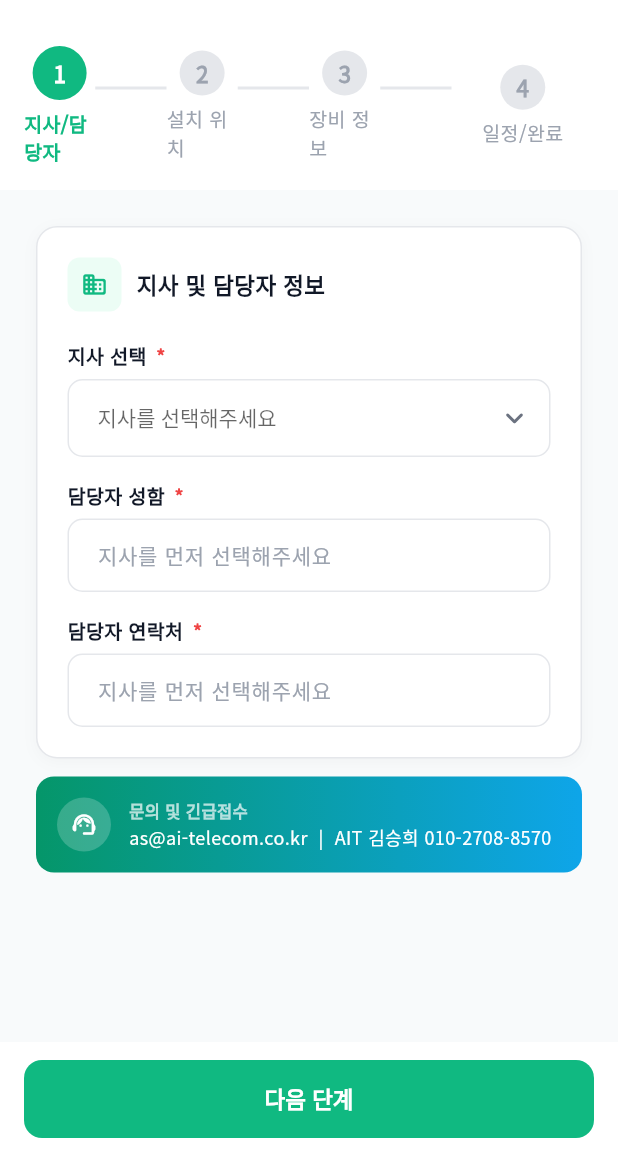
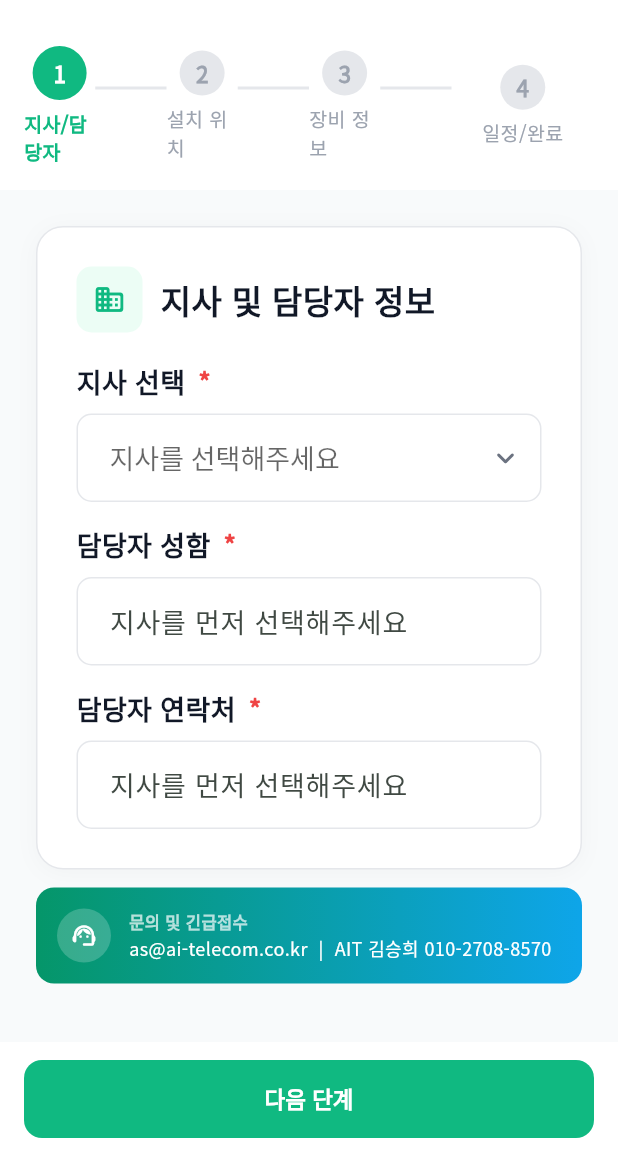
Before and after one commit to ait-maker/modem-install-form, a Flutter app: the RegistrationFormScreen screen opened directly, on a phone screen of 412 x 824 dp, the part 62-1236 px from its top. Run offline on Flutter 3.47's test engine with Material 3 defaults, Android fonts, the phone set to English and light mode, and no system bars; our stand-ins replace cloud_firestore, firebase_core, google_fonts, shared_preferences, web; missing offline and left inert: dart:js_interop; accounts and stored records are empty.

Commit message:
fix: common_widgets 전체 AppResponsive 적용 (SectionHeader/FieldLabel/AppTextField/AppDropdown/StatCard/InfoRow/SectionCard)

```diff
--- a/lib/widgets/common_widgets.dart
+++ b/lib/widgets/common_widgets.dart
@@ -1,6 +1,7 @@
 import 'package:flutter/material.dart';
 import 'package:flutter/services.dart';
 import '../theme/app_theme.dart';
+import '../theme/app_responsive.dart';
 import '../models/installation_request.dart';
 
 // ─── 섹션 헤더 ───────────────────────────────────────────────────────────────
@@ -12,25 +13,27 @@ class SectionHeader extends StatelessWidget {
 
   @override
   Widget build(BuildContext context) {
+    final rp = AppResponsive.of(context);
+    final boxSize = rp.isWide ? 44.0 : 36.0;
     return Row(
       children: [
         Container(
-          width: 36, height: 36,
+          width: boxSize, height: boxSize,
           decoration: BoxDecoration(
             color: AppTheme.primaryLighter,
-            borderRadius: BorderRadius.circular(8),
+            borderRadius: BorderRadius.circular(rp.isWide ? 10 : 8),
           ),
-          child: Icon(icon, size: 18, color: AppTheme.primary),
+          child: Icon(icon, size: rp.isWide ? 22 : 18, color: AppTheme.primary),
         ),
-        const SizedBox(width: 10),
+        SizedBox(width: rp.spaceSm),
         Column(
           crossAxisAlignment: CrossAxisAlignment.start,
           children: [
-            Text(title, style: const TextStyle(
-              fontSize: 15, fontWeight: FontWeight.w700, color: AppTheme.textPrimary)),
+            Text(title, style: TextStyle(
+              fontSize: rp.fontLg, fontWeight: FontWeight.w700, color: AppTheme.textPrimary)),
             if (subtitle != null)
-              Text(subtitle!, style: const TextStyle(
-                fontSize: 12, color: AppTheme.textSecondary)),
+              Text(subtitle!, style: TextStyle(
+                fontSize: rp.fontSm, color: AppTheme.textSecondary)),
           ],
         ),
       ],
@@ -46,15 +49,16 @@ class FieldLabel extends StatelessWidget {
 
   @override
   Widget build(BuildContext context) {
+    final rp = AppResponsive.of(context);
     return Padding(
-      padding: const EdgeInsets.only(bottom: 6),
+      padding: EdgeInsets.only(bottom: rp.isWide ? 8 : 6),
       child: Row(
         children: [
-          Text(label, style: const TextStyle(
-            fontSize: 13, fontWeight: FontWeight.w600, color: AppTheme.textPrimary)),
+          Text(label, style: TextStyle(
+            fontSize: rp.fontMd, fontWeight: FontWeight.w600, color: AppTheme.textPrimary)),
           if (required)
-            const Text('  *', style: TextStyle(
-              fontSize: 13, fontWeight: FontWeight.w700, color: AppTheme.error)),
+            Text('  *', style: TextStyle(
+              fontSize: rp.fontMd, fontWeight: FontWeight.w700, color: AppTheme.error)),
         ],
       ),
     );
@@ -92,6 +96,7 @@ class AppTextField extends StatelessWidget {
 
   @override
   Widget build(BuildContext context) {
+    final rp = AppResponsive.of(context);
     return TextFormField(
       controller: controller,
       initialValue: controller == null ? initialValue : null,
@@ -102,10 +107,15 @@ class AppTextField extends StatelessWidget {
       readOnly: readOnly,
       onTap: onTap,
       onChanged: onChanged,
-      style: const TextStyle(fontSize: 14, color: AppTheme.textPrimary),
+      style: TextStyle(fontSize: rp.fontMd, color: AppTheme.textPrimary),
       decoration: InputDecoration(
         hintText: hintText,
+        hintStyle: TextStyle(fontSize: rp.fontMd),
         suffixIcon: suffixIcon,
+        contentPadding: EdgeInsets.symmetric(
+          horizontal: rp.isWide ? 18 : 14,
+          vertical: rp.isWide ? 16 : 12,
+        ),
       ),
     );
   }
@@ -132,17 +142,26 @@ class AppDropdown<T> extends StatelessWidget {
 
   @override
   Widget build(BuildContext context) {
+    final rp = AppResponsive.of(context);
     return DropdownButtonFormField<T>(
       // ignore: deprecated_member_use
       value: value,
       validator: validator,
       isExpanded: true,
-      icon: const Icon(Icons.keyboard_arrow_down_rounded, color: AppTheme.textSecondary),
-      decoration: InputDecoration(hintText: hintText),
-      style: const TextStyle(fontSize: 14, color: AppTheme.textPrimary),
+      icon: Icon(Icons.keyboard_arrow_down_rounded,
+          size: rp.isWide ? 24 : 20, color: AppTheme.textSecondary),
+      decoration: InputDecoration(
+        hintText: hintText,
+        hintStyle: TextStyle(fontSize: rp.fontMd),
+        contentPadding: EdgeInsets.symmetric(
+          horizontal: rp.isWide ? 18 : 14,
+          vertical: rp.isWide ? 16 : 12,
+        ),
+      ),
+      style: TextStyle(fontSize: rp.fontMd, color: AppTheme.textPrimary),
       items: items.map((item) => DropdownMenuItem<T>(
         value: item,
-        child: Text(itemLabel(item)),
+        child: Text(itemLabel(item), style: TextStyle(fontSize: rp.fontMd)),
       )).toList(),
       onChanged: onChanged,
     );
@@ -190,10 +209,13 @@ class StatusBadge extends StatelessWidget {
 
   @override
   Widget build(BuildContext context) {
-    final fs = small ? 11.0 : 12.0;
-    final iconSize = small ? 12.0 : 14.0;
+    final rp = AppResponsive.of(context);
+    final fs = small ? rp.fontXs : rp.fontSm;
+    final iconSize = small ? rp.fontSm : rp.fontMd;
+    final padH = small ? (rp.isWide ? 10.0 : 8.0) : (rp.isWide ? 12.0 : 10.0);
+    final padV = small ? (rp.isWide ? 4.0 : 3.0) : (rp.isWide ? 6.0 : 5.0);
     return Container(
-      padding: EdgeInsets.symmetric(horizontal: small ? 8 : 10, vertical: small ? 3 : 5),
+      padding: EdgeInsets.symmetric(horizontal: padH, vertical: padV),
       decoration: BoxDecoration(color: _bg, borderRadius: BorderRadius.circular(20)),
       child: Row(
         mainAxisSize: MainAxisSize.min,
@@ -215,7 +237,6 @@ class StatCard extends StatelessWidget {
   final Color color;
   final IconData icon;
   final VoidCallback? onTap;
-  /// 숫자 뒤에 붙는 단위 (예: '%', '건')
   final String? suffix;
 
   const StatCard({
@@ -230,14 +251,23 @@ class StatCard extends StatelessWidget {
 
   @override
   Widget build(BuildContext context) {
+    final rp = AppResponsive.of(context);
+    final boxSize = rp.isWide ? 48.0 : 36.0;
     return GestureDetector(
       onTap: onTap,
       child: Container(
-        padding: const EdgeInsets.all(16),
+        padding: rp.paddingCard,
         decoration: BoxDecoration(
           color: AppTheme.surface,
-          borderRadius: BorderRadius.circular(12),
+          borderRadius: BorderRadius.circular(rp.cardRadius),
           border: Border.all(color: AppTheme.border),
+          boxShadow: [
+            BoxShadow(
+              color: color.withValues(alpha: 0.06),
+              blurRadius: rp.isWide ? 10 : 6,
+              offset: const Offset(0, 2),
+            ),
+          ],
         ),
         child: Column(
           crossAxisAlignment: CrossAxisAlignment.start,
@@ -245,34 +275,35 @@ class StatCard extends StatelessWidget {
             Row(
               children: [
                 Container(
-                  width: 36, height: 36,
+                  width: boxSize, height: boxSize,
                   decoration: BoxDecoration(
                     color: color.withValues(alpha: 0.1),
-                    borderRadius: BorderRadius.circular(8),
+                    borderRadius: BorderRadius.circular(rp.isWide ? 12 : 8),
                   ),
-                  child: Icon(icon, size: 18, color: color),
+                  child: Icon(icon, size: rp.isWide ? 24 : 18, color: color),
                 ),
                 const Spacer(),
-                Icon(Icons.chevron_right_rounded, size: 16, color: color.withValues(alpha: 0.5)),
+                Icon(Icons.chevron_right_rounded,
+                    size: rp.isWide ? 20 : 16, color: color.withValues(alpha: 0.5)),
               ],
             ),
-            const SizedBox(height: 12),
+            SizedBox(height: rp.spaceMd),
             Row(
               crossAxisAlignment: CrossAxisAlignment.end,
               children: [
                 Text('$count', style: TextStyle(
-                  fontSize: 28, fontWeight: FontWeight.w800, color: color)),
+                  fontSize: rp.kpiValueFont, fontWeight: FontWeight.w800, color: color)),
                 if (suffix != null)
                   Padding(
-                    padding: const EdgeInsets.only(bottom: 4, left: 2),
+                    padding: EdgeInsets.only(bottom: rp.isWide ? 5 : 4, left: 2),
                     child: Text(suffix!, style: TextStyle(
-                      fontSize: 14, fontWeight: FontWeight.w700, color: color)),
+                      fontSize: rp.fontMd, fontWeight: FontWeight.w700, color: color)),
                   ),
               ],
             ),
-            const SizedBox(height: 2),
-            Text(label, style: const TextStyle(
-              fontSize: 12, color: AppTheme.textSecondary, fontWeight: FontWeight.w500)),
+            SizedBox(height: rp.isWide ? 4 : 2),
+            Text(label, style: TextStyle(
+              fontSize: rp.kpiLabelFont, color: AppTheme.textSecondary, fontWeight: FontWeight.w500)),
           ],
         ),
       ),
@@ -290,19 +321,20 @@ class InfoRow extends StatelessWidget {
 
   @override
   Widget build(BuildContext context) {
+    final rp = AppResponsive.of(context);
     return Padding(
-      padding: const EdgeInsets.symmetric(vertical: 8),
+      padding: EdgeInsets.symmetric(vertical: rp.isWide ? 10 : 8),
       child: Row(
         crossAxisAlignment: CrossAxisAlignment.start,
         children: [
           SizedBox(
-            width: 120,
-            child: Text(label, style: const TextStyle(
-              fontSize: 13, color: AppTheme.textSecondary, fontWeight: FontWeight.w500)),
+            width: rp.isWide ? 150 : 120,
+            child: Text(label, style: TextStyle(
+              fontSize: rp.fontMd, color: AppTheme.textSecondary, fontWeight: FontWeight.w500)),
           ),
           Expanded(
             child: Text(value, style: TextStyle(
-              fontSize: 13,
+              fontSize: rp.fontMd,
               color: highlight ? AppTheme.primary : AppTheme.textPrimary,
               fontWeight: highlight ? FontWeight.w700 : FontWeight.w500)),
           ),
@@ -321,17 +353,19 @@ class SectionCard extends StatelessWidget {
 
   @override
   Widget build(BuildContext context) {
+    final rp = AppResponsive.of(context);
     return Container(
       width: double.infinity,
-      padding: padding ?? const EdgeInsets.all(20),
+      padding: padding ?? EdgeInsets.all(rp.isWide ? 26 : 20),
       decoration: BoxDecoration(
         color: AppTheme.surface,
-        borderRadius: BorderRadius.circular(14),
+        borderRadius: BorderRadius.circular(rp.cardRadius),
         border: Border.all(color: AppTheme.border),
         boxShadow: [
           BoxShadow(
             color: Colors.black.withValues(alpha: 0.03),
-            blurRadius: 8, offset: const Offset(0, 2)),
+            blurRadius: rp.isWide ? 12 : 8,
+            offset: const Offset(0, 2)),
         ],
       ),
       child: child,
@@ -354,25 +388,27 @@ class EmptyStateWidget extends StatelessWidget {
 
   @override
   Widget build(BuildContext context) {
+    final rp = AppResponsive.of(context);
+    final boxSize = rp.isWide ? 100.0 : 80.0;
     return Center(
       child: Column(
         mainAxisAlignment: MainAxisAlignment.center,
         children: [
           Container(
-            width: 80, height: 80,
+            width: boxSize, height: boxSize,
             decoration: BoxDecoration(
               color: AppTheme.primaryLighter,
               shape: BoxShape.circle,
             ),
-            child: Icon(icon, size: 36, color: AppTheme.primary),
+            child: Icon(icon, size: rp.isWide ? 44 : 36, color: AppTheme.primary),
           ),
-          const SizedBox(height: 16),
-          Text(message, style: const TextStyle(
-            fontSize: 15, fontWeight: FontWeight.w600, color: AppTheme.textPrimary)),
+          SizedBox(height: rp.spaceMd),
+          Text(message, style: TextStyle(
+            fontSize: rp.fontLg, fontWeight: FontWeight.w600, color: AppTheme.textPrimary)),
           if (subMessage != null) ...[
-            const SizedBox(height: 6),
+            SizedBox(height: rp.spaceSm),
             Text(subMessage!, textAlign: TextAlign.center,
-              style: const TextStyle(fontSize: 13, color: AppTheme.textSecondary)),
+              style: TextStyle(fontSize: rp.fontMd, color: AppTheme.textSecondary)),
           ],
         ],
       ),
```
